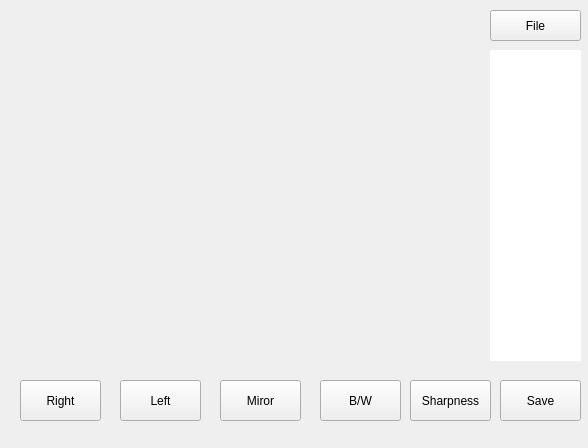
Qt form untitled.ui (WindiKRockY/Whine-Whine) before a commit.
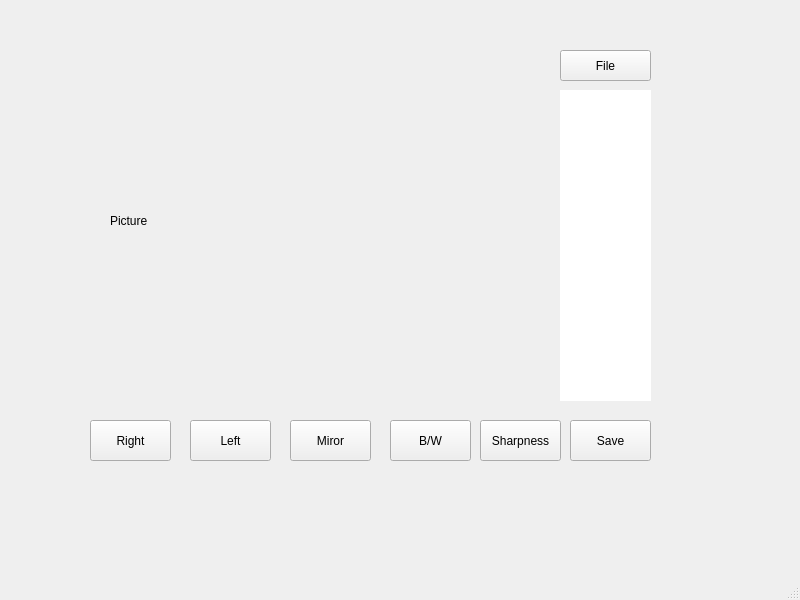
The same form after that commit.

```diff
--- a/untitled.ui
+++ b/untitled.ui
@@ -1,36 +1,37 @@
 <?xml version="1.0" encoding="UTF-8"?>
 <ui version="4.0">
- <class>Form</class>
- <widget class="QWidget" name="Form">
+ <class>MainWindow</class>
+ <widget class="QMainWindow" name="MainWindow">
   <property name="geometry">
    <rect>
     <x>0</x>
     <y>0</y>
-    <width>588</width>
-    <height>448</height>
+    <width>800</width>
+    <height>600</height>
    </rect>
   </property>
   <property name="windowTitle">
    <string>Form</string>
   </property>
-  <widget class="QPushButton" name="file">
+  <widget class="QWidget" name="centralwidget">
+   <widget class="QPushButton" name="pushButton_2">
    <property name="geometry">
     <rect>
-     <x>490</x>
-     <y>10</y>
-     <width>91</width>
-     <height>31</height>
+      <x>570</x>
+      <y>420</y>
+      <width>81</width>
+      <height>41</height>
     </rect>
    </property>
    <property name="text">
-    <string>File</string>
+     <string>Save</string>
    </property>
   </widget>
   <widget class="QListWidget" name="listfile_win">
    <property name="geometry">
     <rect>
-     <x>490</x>
-     <y>50</y>
+      <x>560</x>
+      <y>90</y>
      <width>91</width>
      <height>311</height>
     </rect>
@@ -41,24 +42,11 @@
 border-radius:10 px</string>
    </property>
   </widget>
-  <widget class="QPushButton" name="right_btn">
-   <property name="geometry">
-    <rect>
-     <x>20</x>
-     <y>380</y>
-     <width>81</width>
-     <height>41</height>
-    </rect>
-   </property>
-   <property name="text">
-    <string>Right</string>
-   </property>
-  </widget>
   <widget class="QPushButton" name="left_btn">
    <property name="geometry">
     <rect>
-     <x>120</x>
-     <y>380</y>
+      <x>190</x>
+      <y>420</y>
      <width>81</width>
      <height>41</height>
     </rect>
@@ -70,8 +58,8 @@
   <widget class="QPushButton" name="right_btn_3">
    <property name="geometry">
     <rect>
-     <x>220</x>
-     <y>380</y>
+      <x>290</x>
+      <y>420</y>
      <width>81</width>
      <height>41</height>
     </rect>
@@ -80,11 +68,24 @@
     <string>Miror</string>
    </property>
   </widget>
+   <widget class="QPushButton" name="file">
+    <property name="geometry">
+     <rect>
+      <x>560</x>
+      <y>50</y>
+      <width>91</width>
+      <height>31</height>
+     </rect>
+    </property>
+    <property name="text">
+     <string>File</string>
+    </property>
+   </widget>
   <widget class="QPushButton" name="bw_btn">
    <property name="geometry">
     <rect>
-     <x>320</x>
-     <y>380</y>
+      <x>390</x>
+      <y>420</y>
      <width>81</width>
      <height>41</height>
     </rect>
@@ -93,11 +94,24 @@
     <string>B/W</string>
    </property>
   </widget>
-  <widget class="QPushButton" name="pushButton">
+   <widget class="QPushButton" name="right_btn">
    <property name="geometry">
     <rect>
-     <x>410</x>
-     <y>380</y>
+      <x>90</x>
+      <y>420</y>
+      <width>81</width>
+      <height>41</height>
+     </rect>
+    </property>
+    <property name="text">
+     <string>Right</string>
+    </property>
+   </widget>
+   <widget class="QPushButton" name="sharp_btn">
+    <property name="geometry">
+     <rect>
+      <x>480</x>
+      <y>420</y>
      <width>81</width>
      <height>41</height>
     </rect>
@@ -106,19 +120,31 @@
     <string>Sharpness</string>
    </property>
   </widget>
-  <widget class="QPushButton" name="pushButton_2">
+   <widget class="QLabel" name="label">
    <property name="geometry">
     <rect>
-     <x>500</x>
-     <y>380</y>
-     <width>81</width>
-     <height>41</height>
+      <x>110</x>
+      <y>50</y>
+      <width>431</width>
+      <height>341</height>
     </rect>
    </property>
    <property name="text">
-    <string>Save</string>
-   </property>
-  </widget>
+     <string>Picture</string>
+    </property>
+   </widget>
+  </widget>
+  <widget class="QMenuBar" name="menubar">
+   <property name="geometry">
+    <rect>
+     <x>0</x>
+     <y>0</y>
+     <width>800</width>
+     <height>21</height>
+    </rect>
+   </property>
+  </widget>
+  <widget class="QStatusBar" name="statusbar"/>
  </widget>
  <resources/>
  <connections/>
```
Left out of the diff: 2 changed lines with no effect on the pictures. Lines whose indentation alone changed are shown as unchanged.
